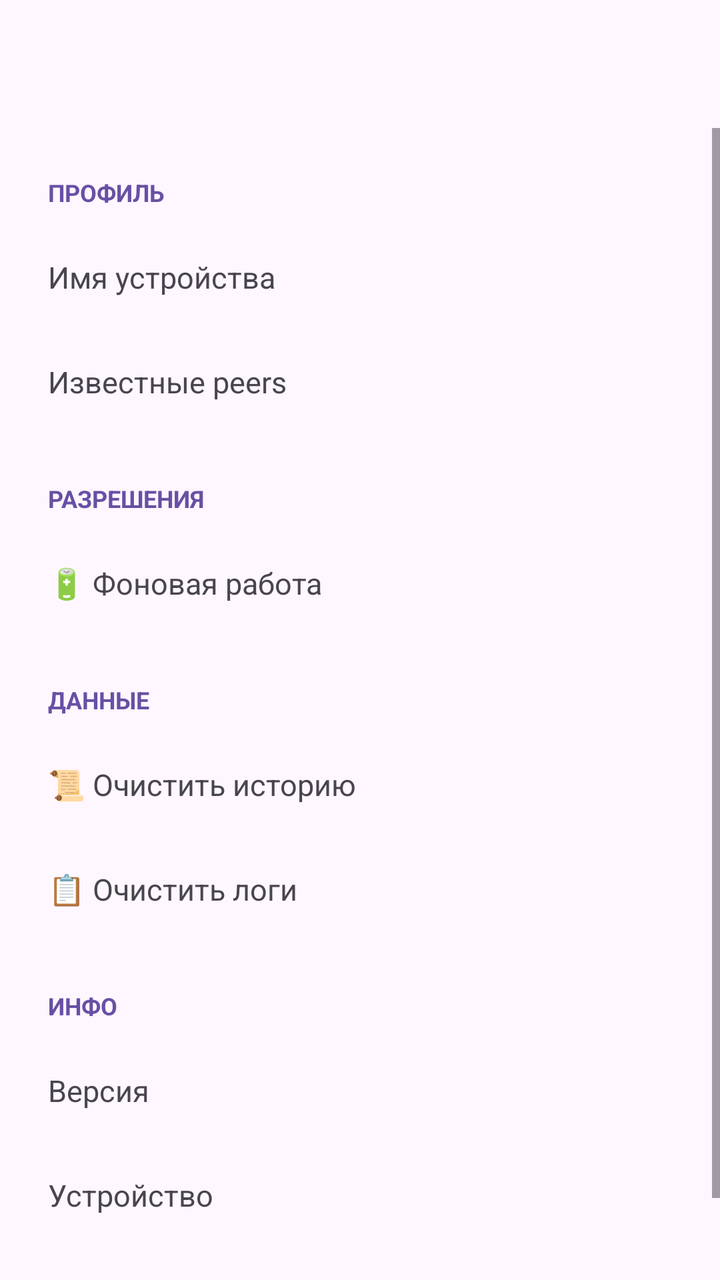
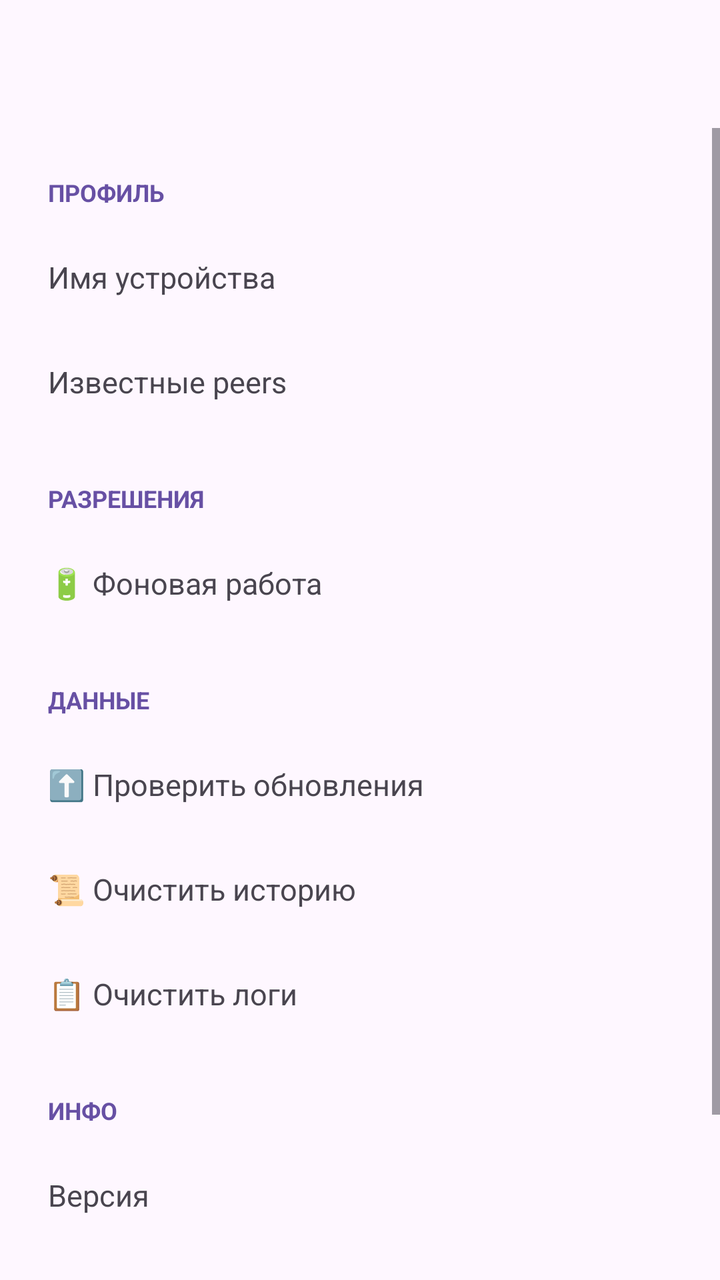

Two renders of the same Android screen: before a commit and after it. Below are the layout's source before the change and the commit's diff.
<!-- AndroidManifest.xml: application theme Theme.Atom.Main -->
<!-- res/layout/activity_settings.xml -->
<?xml version="1.0" encoding="utf-8"?>
<LinearLayout xmlns:android="http://schemas.android.com/apk/res/android"
    android:layout_width="match_parent"
    android:layout_height="match_parent"
    android:orientation="vertical">

    <com.google.android.material.appbar.MaterialToolbar
        android:id="@+id/toolbar"
        android:layout_width="match_parent"
        android:layout_height="?attr/actionBarSize"
        android:title="⚙️ Настройки" />

    <ScrollView
        android:layout_width="match_parent"
        android:layout_height="0dp"
        android:layout_weight="1">

        <LinearLayout
            android:layout_width="match_parent"
            android:layout_height="wrap_content"
            android:orientation="vertical"
            android:padding="8dp">

            <TextView
                android:layout_width="match_parent"
                android:layout_height="wrap_content"
                android:paddingStart="16dp" android:paddingTop="16dp"
                android:paddingEnd="16dp" android:paddingBottom="8dp"
                android:text="ПРОФИЛЬ"
                android:textSize="12sp"
                android:textStyle="bold"
                android:textColor="?attr/colorPrimary" />

            <LinearLayout
                android:id="@+id/nameRow"
                android:layout_width="match_parent"
                android:layout_height="wrap_content"
                android:orientation="horizontal"
                android:padding="16dp"
                android:background="?attr/selectableItemBackground"
                android:clickable="true" android:focusable="true">
                <TextView
                    android:layout_width="0dp" android:layout_height="wrap_content"
                    android:layout_weight="1" android:text="Имя устройства" android:textSize="15sp" />
                <TextView
                    android:id="@+id/nameValue"
                    android:layout_width="wrap_content" android:layout_height="wrap_content"
                    android:textSize="15sp" android:textColor="?attr/colorPrimary" />
            </LinearLayout>

            <LinearLayout
                android:id="@+id/peersRow"
                android:layout_width="match_parent"
                android:layout_height="wrap_content"
                android:orientation="horizontal"
                android:padding="16dp"
                android:background="?attr/selectableItemBackground"
                android:clickable="true" android:focusable="true">
                <TextView
                    android:layout_width="0dp" android:layout_height="wrap_content"
                    android:layout_weight="1" android:text="Известные peers" android:textSize="15sp" />
                <TextView
                    android:id="@+id/peersCount"
                    android:layout_width="wrap_content" android:layout_height="wrap_content"
                    android:textSize="15sp" android:textColor="?attr/colorPrimary" />
            </LinearLayout>

            <TextView
                android:layout_width="match_parent"
                android:layout_height="wrap_content"
                android:paddingStart="16dp" android:paddingTop="24dp"
                android:paddingEnd="16dp" android:paddingBottom="8dp"
                android:text="РАЗРЕШЕНИЯ"
                android:textSize="12sp"
                android:textStyle="bold"
                android:textColor="?attr/colorPrimary" />

            <LinearLayout
                android:id="@+id/batteryRow"
                android:layout_width="match_parent"
                android:layout_height="wrap_content"
                android:orientation="horizontal"
                android:padding="16dp"
                android:background="?attr/selectableItemBackground"
                android:clickable="true" android:focusable="true">
                <TextView
                    android:layout_width="0dp" android:layout_height="wrap_content"
                    android:layout_weight="1" android:text="🔋 Фоновая работа" android:textSize="15sp" />
                <TextView
                    android:id="@+id/batteryValue"
                    android:layout_width="wrap_content" android:layout_height="wrap_content"
                    android:textSize="14sp" android:textColor="?attr/colorPrimary" />
            </LinearLayout>

            <TextView
                android:layout_width="match_parent"
                android:layout_height="wrap_content"
                android:paddingStart="16dp" android:paddingTop="24dp"
                android:paddingEnd="16dp" android:paddingBottom="8dp"
                android:text="ДАННЫЕ"
                android:textSize="12sp"
                android:textStyle="bold"
                android:textColor="?attr/colorPrimary" />

            <LinearLayout
                android:id="@+id/clearHistoryRow"
                android:layout_width="match_parent"
                android:layout_height="wrap_content"
                android:orientation="horizontal"
                android:padding="16dp"
                android:background="?attr/selectableItemBackground"
                android:clickable="true" android:focusable="true">
                <TextView
                    android:layout_width="match_parent" android:layout_height="wrap_content"
                    android:text="📜 Очистить историю" android:textSize="15sp" />
            </LinearLayout>

            <LinearLayout
                android:id="@+id/clearLogsRow"
                android:layout_width="match_parent"
                android:layout_height="wrap_content"
                android:orientation="horizontal"
                android:padding="16dp"
                android:background="?attr/selectableItemBackground"
                android:clickable="true" android:focusable="true">
                <TextView
                    android:layout_width="match_parent" android:layout_height="wrap_content"
                    android:text="📋 Очистить логи" android:textSize="15sp" />
            </LinearLayout>

            <TextView
                android:layout_width="match_parent"
                android:layout_height="wrap_content"
                android:paddingStart="16dp" android:paddingTop="24dp"
                android:paddingEnd="16dp" android:paddingBottom="8dp"
                android:text="ИНФО"
                android:textSize="12sp"
                android:textStyle="bold"
                android:textColor="?attr/colorPrimary" />

            <LinearLayout
                android:layout_width="match_parent"
                android:layout_height="wrap_content"
                android:orientation="horizontal"
                android:padding="16dp">
                <TextView
                    android:layout_width="0dp" android:layout_height="wrap_content"
                    android:layout_weight="1" android:text="Версия" android:textSize="15sp" />
                <TextView
                    android:id="@+id/buildValue"
                    android:layout_width="wrap_content" android:layout_height="wrap_content"
                    android:textSize="15sp" android:fontFamily="monospace" />
            </LinearLayout>

            <LinearLayout
                android:layout_width="match_parent"
                android:layout_height="wrap_content"
                android:orientation="horizontal"
                android:padding="16dp">
                <TextView
                    android:layout_width="0dp" android:layout_height="wrap_content"
                    android:layout_weight="1" android:text="Устройство" android:textSize="15sp" />
                <TextView
                    android:id="@+id/deviceValue"
                    android:layout_width="wrap_content" android:layout_height="wrap_content"
                    android:textSize="14sp" android:fontFamily="monospace" />
            </LinearLayout>

            <LinearLayout
                android:layout_width="match_parent"
                android:layout_height="wrap_content"
                android:orientation="horizontal"
                android:padding="16dp">
                <TextView
                    android:layout_width="0dp" android:layout_height="wrap_content"
                    android:layout_weight="1" android:text="MyId" android:textSize="15sp" />
                <TextView
                    android:id="@+id/myIdValue"
                    android:layout_width="wrap_content" android:layout_height="wrap_content"
                    android:textSize="14sp" android:fontFamily="monospace" />
            </LinearLayout>
        </LinearLayout>
    </ScrollView>
</LinearLayout>
<!-- resources referenced by this layout -->
<resources>
  <style name="Theme.Atom.Main" parent="Theme.Material3.DayNight.NoActionBar">
          <item name="android:statusBarColor">?attr/colorSurface</item>
          <item name="android:windowLightStatusBar" tools:targetApi="m">true</item>
      </style>
</resources>

<!-- the commit's change to res/layout/activity_settings.xml (unified diff, before → after) -->
@@ -103,6 +103,19 @@
                 android:textColor="?attr/colorPrimary" />
 
             <LinearLayout
+                android:id="@+id/forceUpdateRow"
+                android:layout_width="match_parent"
+                android:layout_height="wrap_content"
+                android:orientation="horizontal"
+                android:padding="16dp"
+                android:background="?attr/selectableItemBackground"
+                android:clickable="true" android:focusable="true">
+                <TextView
+                    android:layout_width="match_parent" android:layout_height="wrap_content"
+                    android:text="⬆️ Проверить обновления" android:textSize="15sp" />
+            </LinearLayout>
+
+            <LinearLayout
                 android:id="@+id/clearHistoryRow"
                 android:layout_width="match_parent"
                 android:layout_height="wrap_content"
